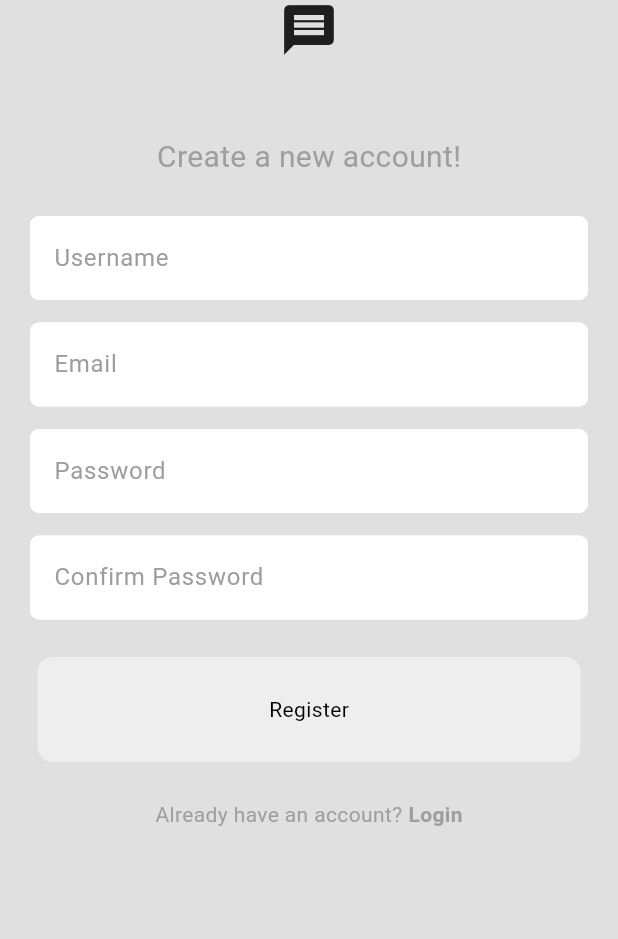
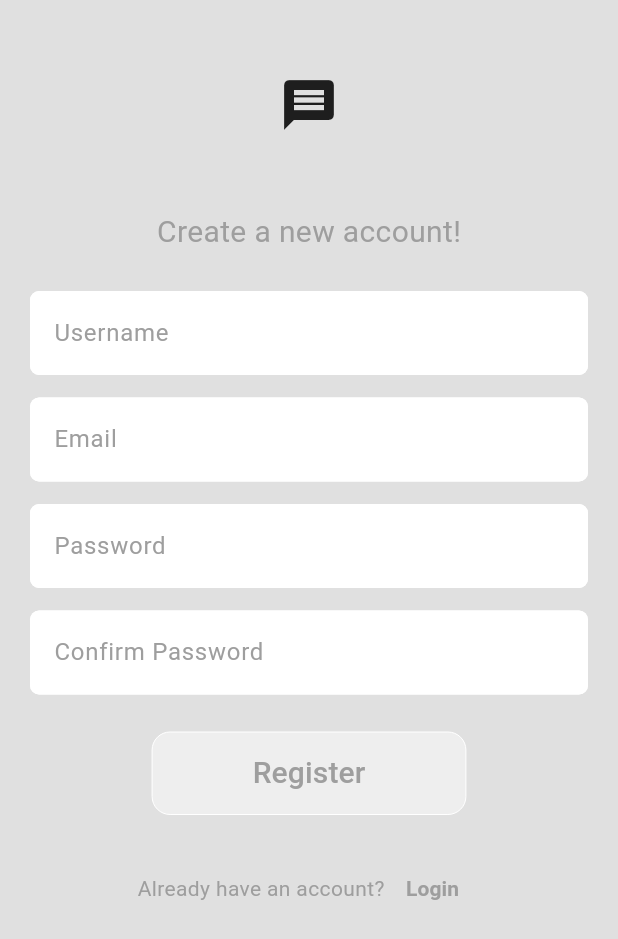
Before and after one commit to abhikatta/quikchat, a Flutter app: the screen it shows after launch, after a tap on "Register Now!", on a phone screen of 412 x 824 dp. Shown: the top 939 px of the screen. Run offline on Flutter 3.47's test engine with Material 3 defaults, Android fonts, the phone set to English and light mode, and no system bars; our stand-ins replace cloud_firestore, firebase_auth, firebase_core; accounts and stored records are empty; network calls fail.

Commit message:
idk what i did but something changed

```diff
--- a/lib/components/my_button.dart
+++ b/lib/components/my_button.dart
@@ -9,16 +9,32 @@ class MyButton extends StatelessWidget {
 
   @override
   Widget build(BuildContext context) {
-    return GestureDetector(
-        onTap: onTap,
+    return TextButton(
+        onPressed: onTap,
+        style: ButtonStyle(
+          overlayColor: MaterialStateProperty.all<Color>(
+              Theme.of(context).colorScheme.background),
+          shape: MaterialStateProperty.all<RoundedRectangleBorder>(
+              RoundedRectangleBorder(
+                  borderRadius: BorderRadius.circular(12),
+                  side: BorderSide(color: Colors.red))),
+          side: MaterialStateProperty.all(BorderSide(
+              color: Theme.of(context).colorScheme.tertiary, width: 0)),
+          backgroundColor: MaterialStateColor.resolveWith(
+              (states) => Theme.of(context).colorScheme.secondary),
+        ),
         child: Container(
-          padding: EdgeInsets.all(25),
-          margin: EdgeInsets.symmetric(horizontal: 25),
-          alignment: Alignment.center,
-          decoration: BoxDecoration(
-              color: Theme.of(context).colorScheme.secondary,
-              borderRadius: BorderRadius.circular(10)),
-          child: Text(buttonText),
+          // padding: EdgeInsets.all(25),
+          margin: EdgeInsets.symmetric(horizontal: 55, vertical: 5),
+          // alignment: Alignment.center,
+          // decoration: BoxDecoration(
+          //     color: Theme.of(context).colorScheme.secondary,
+          // borderRadius: BorderRadius.circular(100)),
+
+          child: Text(
+            buttonText,
+            style: TextStyle(fontSize: 20),
+          ),
         ));
   }
 }
--- a/lib/components/user_component.dart
+++ b/lib/components/user_component.dart
@@ -8,8 +8,8 @@ class UserComponent extends StatelessWidget {
 
   @override
   Widget build(BuildContext context) {
-    return GestureDetector(
-        onTap: onTap,
+    return TextButton(
+        onPressed: onTap,
         child: Container(
             decoration: BoxDecoration(
                 borderRadius: BorderRadius.circular(34),
--- a/lib/pages/login_page.dart
+++ b/lib/pages/login_page.dart
@@ -79,11 +79,14 @@ class LoginPage extends StatelessWidget {
               'Not a member?',
               style: TextStyle(color: Theme.of(context).colorScheme.primary),
             ),
-            SizedBox(
-              width: 4,
-            ),
-            GestureDetector(
-              onTap: onTap,
+            TextButton(
+              onPressed: onTap,
+              style: ButtonStyle(
+                padding: MaterialStateProperty.all<EdgeInsets>(
+                    EdgeInsets.symmetric(horizontal: 5)),
+                overlayColor: MaterialStateProperty.all<Color>(
+                    Theme.of(context).colorScheme.background),
+              ),
               child: Text(
                 'Register Now!',
                 style: TextStyle(
--- a/lib/pages/register_page.dart
+++ b/lib/pages/register_page.dart
@@ -41,10 +41,12 @@ class RegisterPage extends StatelessWidget {
         backgroundColor: Theme.of(context).colorScheme.background,
         body: ListView(children: [
           Center(
-              child: Column(
-                  mainAxisAlignment: MainAxisAlignment.center,
-                  children: [
+              child:
+                  Column(mainAxisAlignment: MainAxisAlignment.end, children: [
             // logo
+            SizedBox(
+              height: 50,
+            ),
 
             const Icon(
               Icons.message,
@@ -58,8 +60,7 @@ class RegisterPage extends StatelessWidget {
             Text(
               'Create a new account!',
               style: TextStyle(
-                      color: Theme.of(context).colorScheme.primary,
-                      fontSize: 20),
+                  color: Theme.of(context).colorScheme.primary, fontSize: 20),
             ),
 
             SizedBox(
@@ -107,14 +108,16 @@ class RegisterPage extends StatelessWidget {
             Row(mainAxisAlignment: MainAxisAlignment.center, children: [
               Text(
                 'Already have an account?',
-                    style:
-                        TextStyle(color: Theme.of(context).colorScheme.primary),
+                style: TextStyle(color: Theme.of(context).colorScheme.primary),
               ),
-                  SizedBox(
-                    width: 4,
+              TextButton(
+                onPressed: onTap,
+                style: ButtonStyle(
+                  padding: MaterialStateProperty.all<EdgeInsets>(
+                      EdgeInsets.symmetric(horizontal: 1)),
+                  overlayColor: MaterialStateProperty.all<Color>(
+                      Theme.of(context).colorScheme.background),
                 ),
-                  GestureDetector(
-                    onTap: onTap,
                 child: Text(
                   'Login',
                   style: TextStyle(
```
Also changed, not shown: lib/themes/dark_mode_new.dart (added, +13 -0 lines), lib/themes/light_mode_new.dart (added, +13 -0 lines). Lines whose indentation alone changed are shown as unchanged.
